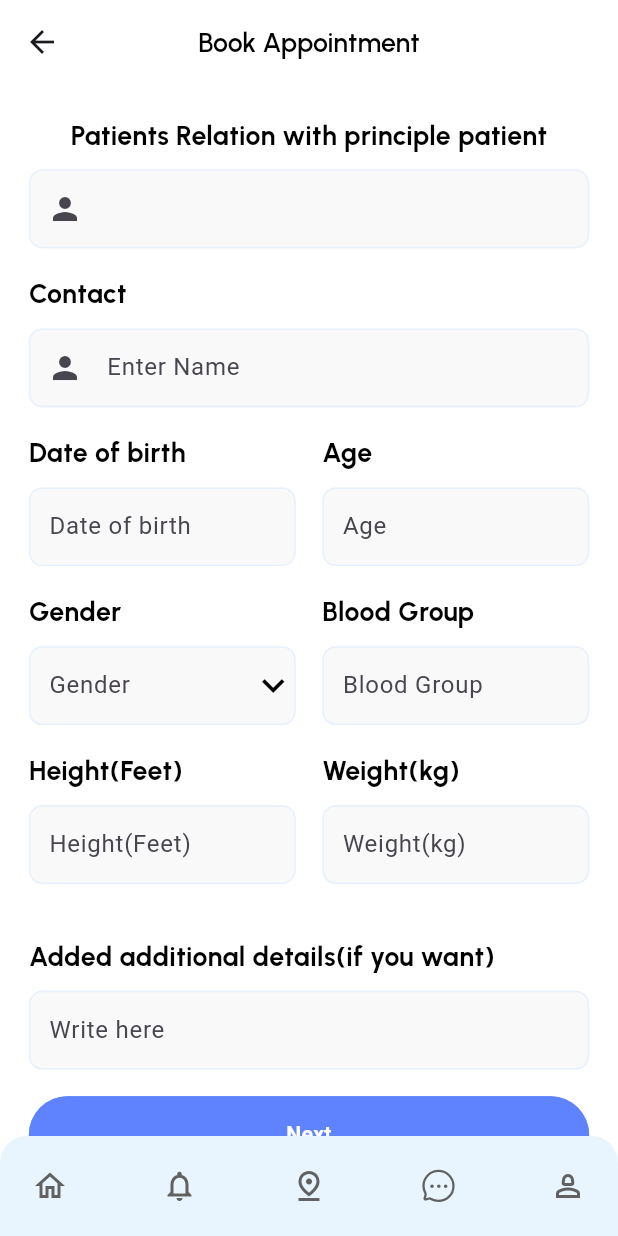
After one commit to bdCalling-Sdt-hub/wyndok, a Flutter app: the EditProfile screen opened by its route, on a phone screen of 412 x 824 dp. The commit adds this screen. Run offline on Flutter 3.47's test engine with Material 3 defaults, Android fonts, the phone set to English and light mode, and no system bars; our stand-ins replace flutter_local_notifications, flutter_rating_bar, flutter_screenutil, flutter_svg, fluttertoast, get and 7 more; missing offline and left inert: linear_progress_bar; accounts and stored records are empty.

Commit message:
profile screen

```diff
--- a/lib/controllers/patients/profile_controller.dart
+++ b/lib/controllers/patients/profile_controller.dart
@@ -1,8 +1,28 @@
+import 'package:flutter/material.dart';
 import 'package:get/get.dart';
 
 class ProfileController extends GetxController {
   List languages = ["English", "French", "Arabic"];
+  List gender = const ["Male", "Female", "Other"];
+
   String selectedLanguage = "English";
+
+  TextEditingController nameController = TextEditingController();
+  TextEditingController numberController = TextEditingController();
+  TextEditingController dateOfBirthController = TextEditingController();
+  TextEditingController ageController = TextEditingController();
+  TextEditingController genderController = TextEditingController();
+  TextEditingController bloodGroupController = TextEditingController();
+  TextEditingController heightController = TextEditingController();
+  TextEditingController weightController = TextEditingController();
+  TextEditingController descriptionController = TextEditingController();
+
+
+  selectedGender(int index) {
+    genderController.text = gender[index].toString();
+    update();
+    Get.back();
+  }
 
   selectLanguage(int index) {
     selectedLanguage = languages[index];
--- a/lib/core/app_routes.dart
+++ b/lib/core/app_routes.dart
@@ -3,6 +3,7 @@ import 'package:wyndok/view/screen/no_role/onboarding_screen/onboarding_screen.d
 import 'package:wyndok/view/screen/patients/Booking/ambulance_booking_screen.dart';
 import 'package:wyndok/view/screen/patients/Booking/lab_book.dart';
 import 'package:wyndok/view/screen/patients/notifications/notifications_screen.dart';
+import 'package:wyndok/view/screen/patients/profile/edit_profile.dart';
 import 'package:wyndok/view/screen/patients/profile/profile_screen.dart';
 import 'package:wyndok/view/screen/patients/review/send_review.dart';
 
@@ -54,6 +55,7 @@ class AppRoutes {
   static const String ambulanceBooking = "/ambulance_booking_screen.dart";
   static const String notifications = "/notifications_screen.dart";
   static const String patientsProfile = "/profile_screen.dart";
+  static const String editProfile = "/edit_profile.dart";
 
   static List<GetPage> routes = [
     GetPage(name: test, page: () => TestScreen()),
@@ -82,5 +84,6 @@ class AppRoutes {
     GetPage(name: ambulanceBooking, page: () => AmbulanceBookIngScreen()),
     GetPage(name: notifications, page: () => NotificationScreen()),
     GetPage(name: patientsProfile, page: () => ProfileScreen()),
+    GetPage(name: editProfile, page: () => EditProfile()),
   ];
 }
--- a/lib/languages/language.dart
+++ b/lib/languages/language.dart
@@ -98,6 +98,7 @@ class LocalConstants extends Translations {
           "Health Records": "Health Records",
           "Settings": "Settings",
           "Log Out": "Log Out",
+          "Contact": "Contact",
         },
       };
 }
--- a/lib/view/screen/no_role/splash/splash_screen.dart
+++ b/lib/view/screen/no_role/splash/splash_screen.dart
@@ -19,7 +19,7 @@ class _SplashScreenState extends State<SplashScreen> {
   void initState() {
     Future.delayed(
       const Duration(seconds: 3),
-      () => Get.toNamed(AppRoutes.onboarding),
+      () => Get.offAllNamed(AppRoutes.onboarding),
     );
     super.initState();
   }
--- /dev/null
+++ b/lib/view/screen/patients/profile/edit_profile.dart
@@ -0,0 +1,66 @@
+import 'package:flutter/material.dart';
+import 'package:flutter_screenutil/flutter_screenutil.dart';
+import 'package:get/get.dart';
+import 'package:wyndok/controllers/patients/Booking/Book_appointment_controller.dart';
+import 'package:wyndok/view/common_widgets/text/custom_text.dart';
+
+import '../../../../controllers/patients/profile_controller.dart';
+import '../../../../core/app_routes.dart';
+import '../../../common_widgets/bottom nav bar/navbar.dart';
+import '../../../common_widgets/button/custom_button.dart';
+import 'widget/edit_profile_all_filed.dart';
+
+class EditProfile extends StatelessWidget {
+  EditProfile({super.key});
+
+  final formKey = GlobalKey<FormState>();
+
+  @override
+  Widget build(BuildContext context) {
+    return GetBuilder<ProfileController>(
+      builder: (controller) {
+        return Scaffold(
+          appBar: AppBar(
+            centerTitle: true,
+            title: CustomText(
+              text: "Book Appointment".tr,
+              fontSize: 20.sp,
+              fontWeight: FontWeight.w600,
+            ),
+          ),
+          body: SingleChildScrollView(
+            padding: EdgeInsets.symmetric(horizontal: 20.w, vertical: 24.h),
+            child: Form(
+              key: formKey,
+              child: Column(
+                children: [
+                  CustomText(
+                    text: "Patients Relation with principle patient".tr,
+                    fontWeight: FontWeight.w700,
+                    fontSize: 20.sp,
+                    bottom: 12.h,
+                  ),
+                  const EditProfileAllFiled(),
+                  SizedBox(
+                    height: 20.h,
+                  ),
+                  CustomButton(
+                      titleText: "Next".tr,
+                      onTap: () {
+                        if (formKey.currentState!.validate()) {
+                          Get.toNamed(AppRoutes.bookAppointment);
+                        }
+                        Get.toNamed(AppRoutes.selectDataTime);
+                      }),
+                ],
+              ),
+            ),
+          ),
+          bottomNavigationBar: const CustomBottomNavBar(
+            currentIndex: 6,
+          ),
+        );
+      },
+    );
+  }
+}
--- a/lib/view/screen/patients/profile/profile_screen.dart
+++ b/lib/view/screen/patients/profile/profile_screen.dart
@@ -2,6 +2,7 @@ import 'package:flutter/material.dart';
 import 'package:flutter_screenutil/flutter_screenutil.dart';
 import 'package:get/get.dart';
 import 'package:wyndok/controllers/patients/profile_controller.dart';
+import 'package:wyndok/core/app_routes.dart';
 import 'package:wyndok/utils/app_images.dart';
 import 'package:wyndok/view/common_widgets/image/custom_image.dart';
 import 'package:wyndok/view/common_widgets/pop%20up/custom_pop_up_menu_button.dart';
@@ -55,7 +56,11 @@ class ProfileScreen extends StatelessWidget {
                   top: 20.h,
                   bottom: 60.h,
                 ),
-                ProfileItem(icon: Icons.person, title: "Edit Profile".tr),
+                ProfileItem(
+                  icon: Icons.person,
+                  title: "Edit Profile".tr,
+                  onTap: () => Get.toNamed(AppRoutes.editProfile),
+                ),
                 ProfileItem(
                     icon: Icons.notifications_none, title: "Health Records".tr),
                 ProfileItem(icon: Icons.settings, title: "My Booking".tr),
--- /dev/null
+++ b/lib/view/screen/patients/profile/widget/edit_profile_all_filed.dart
@@ -0,0 +1,219 @@
+import 'dart:io';
+
+import 'package:flutter/material.dart';
+import 'package:flutter_screenutil/flutter_screenutil.dart';
+import 'package:get/get.dart';
+import 'package:wyndok/controllers/patients/Booking/Book_appointment_controller.dart';
+import 'package:wyndok/helpers/other_helper.dart';
+import 'package:wyndok/utils/app_colors.dart';
+import 'package:wyndok/view/common_widgets/pop%20up/custom_pop_up_menu_button.dart';
+import 'package:wyndok/view/common_widgets/text/custom_text.dart';
+import 'package:wyndok/view/common_widgets/text_field/custom_text_field.dart';
+
+import '../../../../../controllers/patients/profile_controller.dart';
+
+class EditProfileAllFiled extends StatelessWidget {
+  const EditProfileAllFiled({super.key});
+
+  @override
+  Widget build(BuildContext context) {
+    return GetBuilder<ProfileController>(
+      builder: (controller) {
+        return Column(
+          crossAxisAlignment: CrossAxisAlignment.start,
+          children: [
+            CustomTextField(
+              controller: controller.nameController,
+              validator: OtherHelper.validator,
+              prefixIcon: const Icon(Icons.person),
+              fieldBorderRadius: 10.r,
+              keyboardType: TextInputType.none,
+            ),
+            CustomText(
+              text: "Contact".tr,
+              fontSize: 20.sp,
+              fontWeight: FontWeight.w700,
+              top: 20.h,
+              bottom: 12.h,
+            ),
+            CustomTextField(
+              controller: controller.nameController,
+              validator: OtherHelper.validator,
+              prefixIcon: const Icon(Icons.person),
+              keyboardType: TextInputType.name,
+              fieldBorderRadius: 10.r,
+              hindText: "Enter Name".tr,
+            ),
+            SizedBox(
+              height: 20.h,
+            ),
+            Row(
+              children: [
+                Expanded(
+                    child: Column(
+                  crossAxisAlignment: CrossAxisAlignment.start,
+                  children: [
+                    CustomText(
+                      text: "Date of birth".tr,
+                      fontSize: 20.sp,
+                      fontWeight: FontWeight.w700,
+                      bottom: 12.h,
+                    ),
+                    CustomTextField(
+                      controller: controller.dateOfBirthController,
+                      validator: OtherHelper.validator,
+                      keyboardType: TextInputType.none,
+                      fieldBorderRadius: 10.r,
+                      onTap: () => OtherHelper.dateOfBirthPicker(
+                          controller.dateOfBirthController),
+                      hindText: "Date of birth".tr,
+                    ),
+                  ],
+                )),
+                SizedBox(
+                  width: 20.sp,
+                ),
+                Expanded(
+                    child: Column(
+                  crossAxisAlignment: CrossAxisAlignment.start,
+                  children: [
+                    CustomText(
+                      text: "Age".tr,
+                      fontSize: 20.sp,
+                      fontWeight: FontWeight.w700,
+                      bottom: 12.h,
+                    ),
+                    CustomTextField(
+                      controller: controller.nameController,
+                      validator: OtherHelper.validator,
+                      keyboardType: TextInputType.number,
+                      fieldBorderRadius: 10.r,
+                      hindText: "Age".tr,
+                    ),
+                  ],
+                )),
+              ],
+            ),
+            SizedBox(
+              height: 20.h,
+            ),
+            Row(
+              children: [
+                Expanded(
+                    child: Column(
+                  crossAxisAlignment: CrossAxisAlignment.start,
+                  children: [
+                    CustomText(
+                      text: "Gender".tr,
+                      fontSize: 20.sp,
+                      fontWeight: FontWeight.w700,
+                      bottom: 12.h,
+                    ),
+                    CustomTextField(
+                      controller: controller.genderController,
+                      validator: OtherHelper.validator,
+                      keyboardType: TextInputType.none,
+                      fieldBorderRadius: 10.r,
+                      suffixIcon: PopUpMenu(
+                        items: controller.gender,
+                        selectedItem: controller.genderController.text,
+                        onTap: controller.selectedGender,
+                      ),
+                      hindText: "Gender".tr,
+                    ),
+                  ],
+                )),
+                SizedBox(
+                  width: 20.sp,
+                ),
+                Expanded(
+                    child: Column(
+                  crossAxisAlignment: CrossAxisAlignment.start,
+                  children: [
+                    CustomText(
+                      text: "Blood Group".tr,
+                      fontSize: 20.sp,
+                      fontWeight: FontWeight.w700,
+                      bottom: 12.h,
+                    ),
+                    CustomTextField(
+                      controller: controller.bloodGroupController,
+                      fieldBorderRadius: 10.r,
+                      validator: OtherHelper.validator,
+                      keyboardType: TextInputType.datetime,
+                      hindText: "Blood Group".tr,
+                    ),
+                  ],
+                )),
+              ],
+            ),
+            SizedBox(
+              height: 20.h,
+            ),
+            Row(
+              children: [
+                Expanded(
+                    child: Column(
+                  crossAxisAlignment: CrossAxisAlignment.start,
+                  children: [
+                    CustomText(
+                      text: "Height(Feet)".tr,
+                      fontSize: 20.sp,
+                      fontWeight: FontWeight.w700,
+                      bottom: 12.h,
+                    ),
+                    CustomTextField(
+                      controller: controller.heightController,
+                      validator: OtherHelper.validator,
+                      keyboardType: TextInputType.number,
+                      fieldBorderRadius: 10.r,
+                      hindText: "Height(Feet)".tr,
+                    ),
+                  ],
+                )),
+                SizedBox(
+                  width: 20.sp,
+                ),
+                Expanded(
+                    child: Column(
+                  crossAxisAlignment: CrossAxisAlignment.start,
+                  children: [
+                    CustomText(
+                      text: "Weight(kg)".tr,
+                      fontSize: 20.sp,
+                      fontWeight: FontWeight.w700,
+                      bottom: 12.h,
+                    ),
+                    CustomTextField(
+                      controller: controller.weightController,
+                      validator: OtherHelper.validator,
+                      keyboardType: TextInputType.number,
+                      fieldBorderRadius: 10.r,
+                      hindText: "Weight(kg)".tr,
+                    ),
+                  ],
+                )),
+              ],
+            ),
+            SizedBox(
+              height: 20.h,
+            ),
+            CustomText(
+              text: "Added additional details(if you want)".tr,
+              fontWeight: FontWeight.w700,
+              fontSize: 20.sp,
+              top: 20.sp,
+              bottom: 12.h,
+            ),
+            CustomTextField(
+              controller: controller.descriptionController,
+              fieldBorderRadius: 10.r,
+              maxLines: null,
+              hindText: "Write here".tr,
+            )
+          ],
+        );
+      },
+    );
+  }
+}
```
